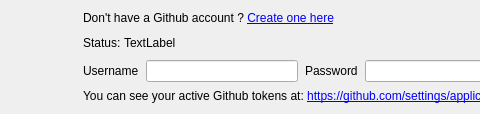
The window that src/ui/skeletons/form_gh_login.ui (132nd-etcher/EASI) describes before a commit, drawn with Qt 5; both pictures show x 0 to 480 and y 0 to 114 of the 695 by 114 pixel window.
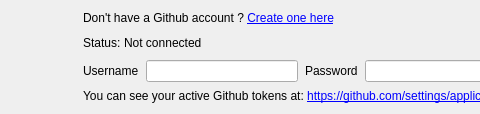
The same window after the commit. Icons and pictures are not drawn.

```diff
--- a/src/ui/skeletons/form_gh_login.ui
+++ b/src/ui/skeletons/form_gh_login.ui
@@ -102,7 +102,7 @@
           </size>
          </property>
          <property name="text">
-          <string>TextLabel</string>
+          <string>Not connected</string>
          </property>
         </widget>
        </item>
```
